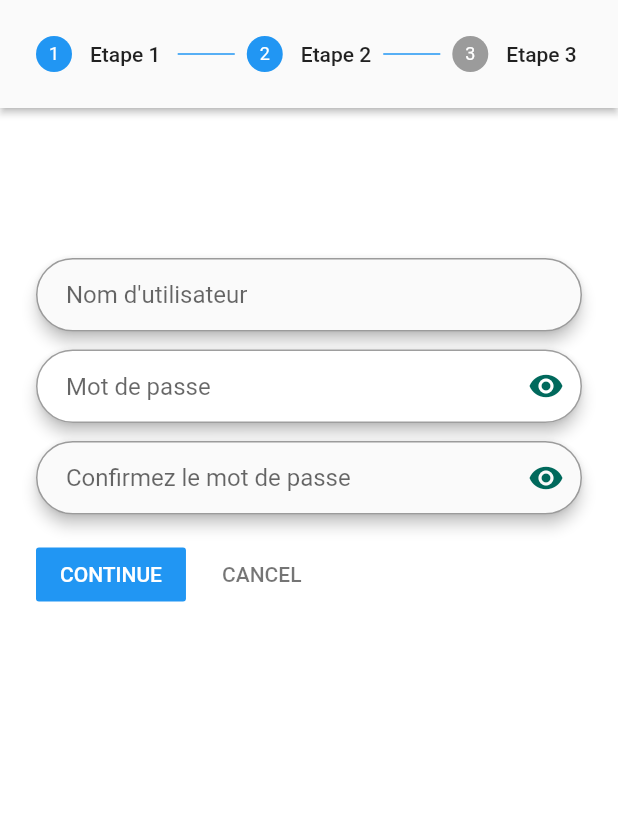
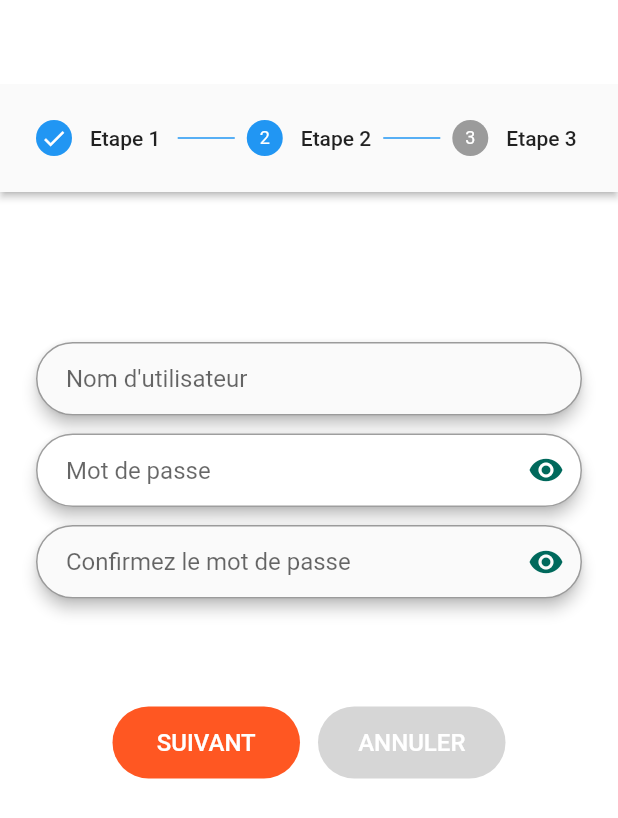
Before and after one commit to ammalimouna/T_7wissa, a Flutter app: the RegisterForm screen opened directly, after a tap on an icon or button, on a phone screen of 412 x 824 dp. Shown: the top 818 px of the screen. Run offline on Flutter 3.47's test engine with Material 2 defaults, Android fonts, the phone set to English and light mode, and no system bars; our stand-ins replace cloud_firestore, firebase_auth; accounts and stored records are empty.

```diff
--- a/lib/screens/authenticate/register.dart
+++ b/lib/screens/authenticate/register.dart
@@ -253,10 +253,10 @@ class _RegisterState extends State<Register> {
                 ),
                 onPressed: () async {
                   if(_formKey.currentState.validate()){
-                    dynamic result = await _auth.registerWithEmailAndPassword(email, password);
-                    if(result==null){
+                   // dynamic result = await _auth.registerWithEmailAndPassword(email, password);
+                    //if(result==null){
                         setState(()=> error = 'Entrez un e-mail valide' );
-                    }
+                   // }
                   }
                 }
               ),
--- a/lib/screens/authenticate/registerform.dart
+++ b/lib/screens/authenticate/registerform.dart
@@ -46,15 +46,77 @@ int _currentStep=0;
   Widget build(BuildContext context) {
     return Scaffold(
       backgroundColor: Colors.white,
-
+    appBar: AppBar(
+          backgroundColor: Colors.white,
+          elevation: 0.0,
+        ),
 
      body: Center(
+
+       widthFactor: 35,
        child: Form(
           key: _formKey,
           child: Stepper(
        type: StepperType.horizontal,
+
          steps: _mySteps(),
+         controlsBuilder: (BuildContext context,
+          {VoidCallback onStepContinue, VoidCallback onStepCancel}) {
+        return Row(
+          crossAxisAlignment: CrossAxisAlignment.center,
+          mainAxisAlignment: MainAxisAlignment.center,
+          children: <Widget>[
 
+                Material(
+
+                borderRadius: BorderRadius.circular(30.0),
+
+                color: Colors.deepOrange,
+                child:
+                MaterialButton(
+                minWidth:125,
+                height: 1.2,
+                child:
+                Text("SUIVANT",
+                  textAlign: TextAlign.center,
+                  style: const TextStyle(
+                      color:  const Color(0xffffffff),
+                      fontWeight: FontWeight.w500,
+                      fontFamily: "Roboto",
+                      fontStyle:  FontStyle.normal,
+                      fontSize: 16.0
+                  ),
+                ),
+                 onPressed: onStepContinue,
+
+              ),
+              ),
+               SizedBox(width: 12,),
+              Material(
+                borderRadius: BorderRadius.circular(30.0),
+                color: Colors.grey[350],
+                child:
+
+                MaterialButton(
+                minWidth:125,
+                height: 1.2,
+                child:
+                Text("ANNULER",
+                  textAlign: TextAlign.center,
+                  style: const TextStyle(
+                      color:  const Color(0xffffffff),
+                      fontWeight: FontWeight.w500,
+                      fontFamily: "Roboto",
+                      fontStyle:  FontStyle.normal,
+                      fontSize: 16.0
+                  ),
+                ),
+              onPressed: onStepCancel,
+              ),
+              ),
+          ],
+        );
+      },
          currentStep: this._currentStep,
          onStepTapped: (step){
            setState(() {
@@ -62,18 +124,19 @@ int _currentStep=0;
            });
          },
          onStepContinue: (){
-
            setState(() {
-             if(_formKey.currentState.validate() && _currentStep < _mySteps().length)
+             if(_formKey.currentState.validate() && _currentStep < _mySteps().length-1)
               this._currentStep=this._currentStep+1;
               else{
                   setState(()=> error = 'Oups il faut tout remplir ! ' );
 
-              if(this._currentStep==2)
+              if(this._currentStep==_mySteps().length)
                 print('On envoie un email');
+                dynamic result =  _auth.registerWithEmailAndPassword(email, password,nom,prenom,phoneNumber,utilisateur);
               }
            });
          },
+
          onStepCancel: (){
            setState(() {
               if(this._currentStep >0 )
@@ -94,9 +157,9 @@ int _currentStep=0;
     List<Step> _steps= [
       Step(
         title: Text('Etape 1 '),
-
         content:Column(children: <Widget>[
           /*Champs Nom*/
+          SizedBox(height: 50) ,
               Material(
                 elevation: 4,
                  borderRadius: BorderRadius.circular(30.0),
@@ -213,8 +276,10 @@ int _currentStep=0;
                 },
               ),
               ),
+              SizedBox(height: 72,),
         ],),
-        isActive: _currentStep >=0,  ),
+        isActive: _currentStep >=0,
+        state: _getState(1), ),
         Step(
         title: Text('Etape 2'),
         content:Column(children: <Widget>[
@@ -243,7 +308,7 @@ int _currentStep=0;
                   //Validation de l'entrée
                   validator: (val) => val.isEmpty ? 'Entrez un nom d''utilisateur'  : null,
                   onChanged: (val) {
-                  setState(() => email = val);
+                  setState(() => utilisateur = val);
                 },
               ),
               ),
@@ -321,16 +386,39 @@ int _currentStep=0;
                 onChanged: (val) {
                   setState(() => password = val);
                 },
+
               ),
               ),
             /*Champs Confirmation Mot de passe*/
-        ],),
-        isActive: _currentStep >=1,  ),
+
+          SizedBox(height: 72,),
+          ],),
+          state: _getState(2),
+        isActive: _currentStep >=1,
+
+        ),
         Step(
         title: Text('Etape 3 '),
-        content:Text('Un email de validation vous est envoyé, veuillez vérifier votre boite mail'),
+          content:Column(children: <Widget>[
+              SizedBox(
+                      height: 225,
+                      width: 159,
+                      child: Image(
+                       image: AssetImage('assets/logo.png'),
+                        fit: BoxFit.contain,
+                      ),
+                    ),
+          ],),
+
+        state: _getState(3),
         isActive: _currentStep >=2,  ),
     ];
     return _steps;
   }
+  StepState _getState(int i) {
+    if (_currentStep >= i)
+      return StepState.complete;
+    else
+      return StepState.indexed;
+  }
 }
--- a/lib/services/auth.dart
+++ b/lib/services/auth.dart
@@ -43,13 +43,13 @@ class AuthService {
   }
 
   // register with email and password
-  Future registerWithEmailAndPassword(String email, String password) async {
+  Future registerWithEmailAndPassword(String email, String password, String nom, String prenom, String identifiant, String numtel) async {
     try {
       AuthResult result = await _auth.createUserWithEmailAndPassword(email: email, password: password);
       FirebaseUser user = result.user;
       user.sendEmailVerification();
       // create a new document for the user with the uid
-      await DatabaseService(uid: user.uid).updateUserData('nouveau','+213', 100);
+      await DatabaseService(uid: user.uid).updateUserData(nom,prenom, identifiant, numtel);
       return _userFromFirebaseUser(user);
     } catch (error) {
       print(error.toString());
--- a/lib/services/database.dart
+++ b/lib/services/database.dart
@@ -8,11 +8,12 @@ class DatabaseService {
   // collection reference
   final CollectionReference utilisateurCollection = Firestore.instance.collection('utilisateur');
 
-  Future<void> updateUserData(String identifiant, String numtel, int vitesse) async {
+  Future<void> updateUserData(String identifiant, String numtel, String nom, String prenom ) async {
     return await utilisateurCollection.document(uid).setData({
-      'identifiant': identifiant,
+      'nom': nom,
+      'prenom' :prenom,
+      'identifiant' :identifiant,
       'numtel': numtel,
-      'vitesse': vitesse,
     });
   }
 
```
